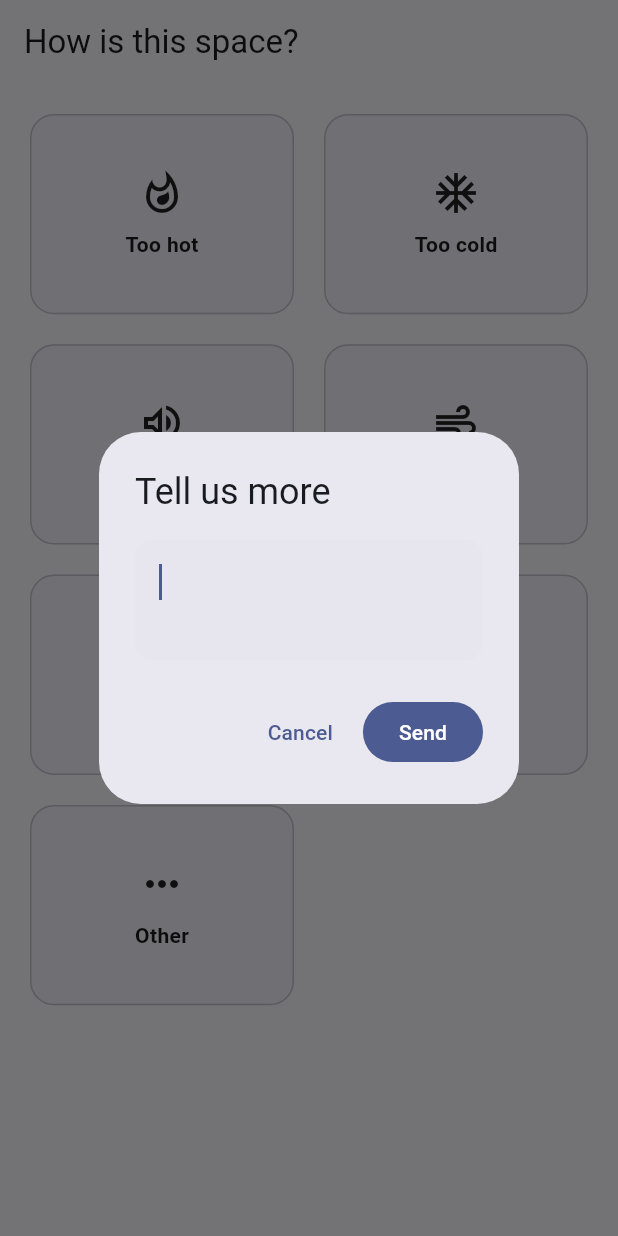
After one commit to Maanicare/IFM, a Flutter app: the ComfortFeedbackScreen screen opened by its route, after a tap on "Other", on a phone screen of 412 x 824 dp. The commit adds this screen. Run offline on Flutter 3.47's test engine with Material 3 defaults, Android fonts, the phone set to English and light mode, and no system bars; our stand-ins replace connectivity_plus, dio, drift, flutter_riverpod, flutter_secure_storage, geolocator and 8 more; missing offline and left inert: mobile_scanner, nfc_manager, record; accounts and stored records are empty; generated files the repository leaves out were written again.

Commit message:
Build Screen 46 - Comfort Feedback
New feature: ComfortFeedbackEntries table/DAO, push-only repository,
a one-tap controller, a one-touch grid screen, and a More-menu entry.

All 7 categories (Too hot/Too cold/Noise/Air quality/Lighting/
Cleanliness/Other) submit immediately on tap except "Other", which
asks for a short note. Feedback is mapped to the current site context
(same as Create Request's auto-collection); sensor context isn't
modelled - no IoT integration exists anywhere in this app - documented
in PENDING_FEATURES.md.

Schema bumped to v17. This completes every App-relevant screen from
the Screen Contract audit except Screen 53 (AI Assistant, explicitly
deferred).

```diff
--- a/frontline/lib/core/db/app_database.dart
+++ b/frontline/lib/core/db/app_database.dart
@@ -11,6 +11,7 @@ import 'daos/asset_dao.dart';
 import 'daos/attachment_dao.dart';
 import 'daos/checklist_dao.dart';
 import 'daos/cleaning_task_dao.dart';
+import 'daos/comfort_feedback_dao.dart';
 import 'daos/fleet_dao.dart';
 import 'daos/identity_dao.dart';
 import 'daos/inventory_dao.dart';
@@ -32,6 +33,7 @@ import 'tables/asset_tables.dart';
 import 'tables/attachment_tables.dart';
 import 'tables/checklist_tables.dart';
 import 'tables/cleaning_task_tables.dart';
+import 'tables/comfort_feedback_tables.dart';
 import 'tables/fleet_tables.dart';
 import 'tables/identity_tables.dart';
 import 'tables/inventory_tables.dart';
@@ -102,6 +104,7 @@ part 'app_database.g.dart';
     Permits,
     Reservations,
     Visits,
+    ComfortFeedbackEntries,
   ],
   daos: [
     LocationDao,
@@ -125,6 +128,7 @@ part 'app_database.g.dart';
     PermitDao,
     ReservationDao,
     VisitorDao,
+    ComfortFeedbackDao,
   ],
 )
 class AppDatabase extends _$AppDatabase {
@@ -141,7 +145,7 @@ class AppDatabase extends _$AppDatabase {
   // then fails with a Drift row-mapping error ("Null check operator
   // used on a null value"), not a clean "no such column" message.
   @override
-  int get schemaVersion => 16;
+  int get schemaVersion => 17;
 
   @override
   MigrationStrategy get migration => MigrationStrategy(
--- a/frontline/lib/core/routing/app_router.dart
+++ b/frontline/lib/core/routing/app_router.dart
@@ -4,6 +4,7 @@ import 'package:riverpod_annotation/riverpod_annotation.dart';
 
 import '../../features/assets/presentation/asset_profile_screen.dart';
 import '../../features/cleaning/presentation/cleaning_task_detail_screen.dart';
+import '../../features/comfort_feedback/presentation/comfort_feedback_screen.dart';
 import '../../features/cleaning/presentation/cleaning_tasks_screen.dart';
 import '../../features/fleet/presentation/my_vehicle_screen.dart';
 import '../../features/identity/presentation/auth_controller.dart';
@@ -133,6 +134,10 @@ GoRouter appRouter(Ref ref) {
         ),
       ),
       GoRoute(
+        path: '/comfort-feedback',
+        builder: (context, state) => const ComfortFeedbackScreen(),
+      ),
+      GoRoute(
         path: '/workplace',
         builder: (context, state) => const WorkplaceExperienceScreen(),
       ),
--- a/frontline/lib/core/sync/sync_engine.dart
+++ b/frontline/lib/core/sync/sync_engine.dart
@@ -8,6 +8,7 @@ import '../../features/assets/data/asset_repository_provider.dart';
 import '../../features/attachments/data/attachment_upload_repository_provider.dart';
 import '../../features/checklists/data/checklist_repository_provider.dart';
 import '../../features/cleaning/data/cleaning_task_repository_provider.dart';
+import '../../features/comfort_feedback/data/comfort_feedback_repository_provider.dart';
 import '../../features/fleet/data/fleet_repository_provider.dart';
 import '../../features/inspections/data/inspection_repository_provider.dart';
 import '../../features/permits/data/permit_repository_provider.dart';
@@ -179,6 +180,9 @@ class SyncEngine {
         case 'visit_check_out':
           await _ref.read(visitorRepositoryProvider).pushCheckOut(entry.entityId);
           break;
+        case 'comfort_feedback':
+          await _ref.read(comfortFeedbackRepositoryProvider).pushFeedback(entry.entityId);
+          break;
         case 'cleaning_task_completion':
           await _ref.read(cleaningTaskRepositoryProvider).pushCompletion(entry.entityId);
           break;
--- /dev/null
+++ b/frontline/lib/features/comfort_feedback/data/comfort_feedback_repository.dart
@@ -0,0 +1,6 @@
+/// Pushes comfort feedback submitted on this device (Screen 46). This
+/// app only ever creates these, never syncs a list down - trend
+/// analysis/reporting is a manager/desktop concern.
+abstract interface class ComfortFeedbackRepository {
+  Future<void> pushFeedback(String feedbackId);
+}
--- /dev/null
+++ b/frontline/lib/features/comfort_feedback/domain/comfort_category.dart
@@ -0,0 +1,20 @@
+/// Screen 46 (Comfort Feedback) one-touch categories.
+enum ComfortCategory {
+  tooHot,
+  tooCold,
+  noise,
+  airQuality,
+  lighting,
+  cleanliness,
+  other;
+
+  String get label => switch (this) {
+        ComfortCategory.tooHot => 'Too hot',
+        ComfortCategory.tooCold => 'Too cold',
+        ComfortCategory.noise => 'Noise',
+        ComfortCategory.airQuality => 'Air quality',
+        ComfortCategory.lighting => 'Lighting',
+        ComfortCategory.cleanliness => 'Cleanliness',
+        ComfortCategory.other => 'Other',
+      };
+}
--- /dev/null
+++ b/frontline/lib/features/comfort_feedback/presentation/comfort_feedback_screen.dart
@@ -0,0 +1,129 @@
+import 'package:flutter/material.dart';
+import 'package:flutter_riverpod/flutter_riverpod.dart';
+
+import '../../location/presentation/current_site_provider.dart';
+import '../domain/comfort_category.dart';
+import 'comfort_feedback_controller.dart';
+
+/// SCREEN 46 - Comfort Feedback. One-Touch: a tap submits immediately -
+/// no form, no confirmation step - except "Other", which asks for a
+/// short note since a bare "Other" tells nobody anything.
+class ComfortFeedbackScreen extends ConsumerStatefulWidget {
+  const ComfortFeedbackScreen({super.key});
+
+  @override
+  ConsumerState<ComfortFeedbackScreen> createState() => _ComfortFeedbackScreenState();
+}
+
+class _ComfortFeedbackScreenState extends ConsumerState<ComfortFeedbackScreen> {
+  ComfortCategory? _justSubmitted;
+
+  static const _icons = {
+    ComfortCategory.tooHot: Icons.whatshot_outlined,
+    ComfortCategory.tooCold: Icons.ac_unit_outlined,
+    ComfortCategory.noise: Icons.volume_up_outlined,
+    ComfortCategory.airQuality: Icons.air_outlined,
+    ComfortCategory.lighting: Icons.lightbulb_outline,
+    ComfortCategory.cleanliness: Icons.cleaning_services_outlined,
+    ComfortCategory.other: Icons.more_horiz,
+  };
+
+  Future<void> _submit(ComfortCategory category, {String? note}) async {
+    final siteId = ref.read(currentSiteIdProvider).value;
+    if (siteId == null) return;
+    try {
+      await ref.read(comfortFeedbackControllerProvider.notifier).submit(
+            siteId: siteId,
+            category: category,
+            note: note,
+          );
+      if (!mounted) return;
+      setState(() => _justSubmitted = category);
+      ScaffoldMessenger.of(context).showSnackBar(
+        SnackBar(content: Text('Thanks - "${category.label}" feedback sent.')),
+      );
+    } catch (e) {
+      if (!mounted) return;
+      ScaffoldMessenger.of(context).showSnackBar(SnackBar(content: Text('Could not send feedback: $e')));
+    }
+  }
+
+  Future<void> _tapCategory(ComfortCategory category) async {
+    if (category != ComfortCategory.other) {
+      await _submit(category);
+      return;
+    }
+    final controller = TextEditingController();
+    final note = await showDialog<String>(
+      context: context,
+      builder: (context) => AlertDialog(
+        title: const Text('Tell us more'),
+        content: TextField(controller: controller, autofocus: true, maxLines: 2),
+        actions: [
+          TextButton(onPressed: () => Navigator.of(context).pop(), child: const Text('Cancel')),
+          FilledButton(
+            onPressed: () => Navigator.of(context).pop(controller.text.trim()),
+            child: const Text('Send'),
+          ),
+        ],
+      ),
+    );
+    if (note != null && note.isNotEmpty) await _submit(category, note: note);
+  }
+
+  @override
+  Widget build(BuildContext context) {
+    return Scaffold(
+      appBar: AppBar(title: const Text('How is this space?')),
+      body: GridView.count(
+        padding: const EdgeInsets.all(16),
+        crossAxisCount: 2,
+        mainAxisSpacing: 12,
+        crossAxisSpacing: 12,
+        childAspectRatio: 1.3,
+        children: [
+          for (final category in ComfortCategory.values)
+            _CategoryTile(
+              icon: _icons[category]!,
+              label: category.label,
+              justSubmitted: _justSubmitted == category,
+              onTap: () => _tapCategory(category),
+            ),
+        ],
+      ),
+    );
+  }
+}
+
+class _CategoryTile extends StatelessWidget {
+  const _CategoryTile({
+    required this.icon,
+    required this.label,
+    required this.justSubmitted,
+    required this.onTap,
+  });
+
+  final IconData icon;
+  final String label;
+  final bool justSubmitted;
+  final VoidCallback onTap;
+
+  @override
+  Widget build(BuildContext context) {
+    return Card(
+      color: justSubmitted ? Colors.green.shade50 : null,
+      child: InkWell(
+        borderRadius: BorderRadius.circular(16),
+        onTap: onTap,
+        child: Column(
+          mainAxisAlignment: MainAxisAlignment.center,
+          children: [
+            Icon(justSubmitted ? Icons.check_circle : icon, size: 32, color: justSubmitted ? Colors.green : null),
+            const SizedBox(height: 8),
+            Text(label, style: const TextStyle(fontWeight: FontWeight.w600)),
+          ],
+        ),
+      ),
+    );
+  }
+}
--- a/frontline/lib/features/more/presentation/more_screen.dart
+++ b/frontline/lib/features/more/presentation/more_screen.dart
@@ -67,6 +67,12 @@ class MoreScreen extends ConsumerWidget {
               title: const Text('Reserve a space'),
               subtitle: const Text('Desks, meeting rooms and other bookable spaces'),
               onTap: () => context.push('/reservations'),
+            ),
+            ListTile(
+              leading: const Icon(Icons.mood_outlined),
+              title: const Text('Comfort feedback'),
+              subtitle: const Text('Too hot/cold, noise, air quality, lighting, cleanliness'),
+              onTap: () => context.push('/comfort-feedback'),
             ),
           ],
           if (can(AppAction.manageShiftHandover)) ...[
```
Also changed, not shown: frontline/lib/core/db/daos/comfort_feedback_dao.dart (added, +25 -0 lines), frontline/lib/core/db/tables/comfort_feedback_tables.dart (added, +23 -0 lines), frontline/lib/features/comfort_feedback/data/comfort_feedback_repository_provider.dart (added, +17 -0 lines), frontline/lib/features/comfort_feedback/data/http_comfort_feedback_repository.dart (added, +26 -0 lines), frontline/lib/features/comfort_feedback/data/mock_comfort_feedback_repository.dart (added, +8 -0 lines), frontline/lib/features/comfort_feedback/presentation/comfort_feedback_controller.dart (added, +60 -0 lines), frontline/lib/core/db/daos/comfort_feedback_dao.g.dart (added), frontline/lib/core/routing/app_router.g.dart, frontline/lib/features/comfort_feedback/data/comfort_feedback_repository_provider.g.dart (added), frontline/lib/features/comfort_feedback/presentation/comfort_feedback_controller.g.dart (added), 2 other files.
